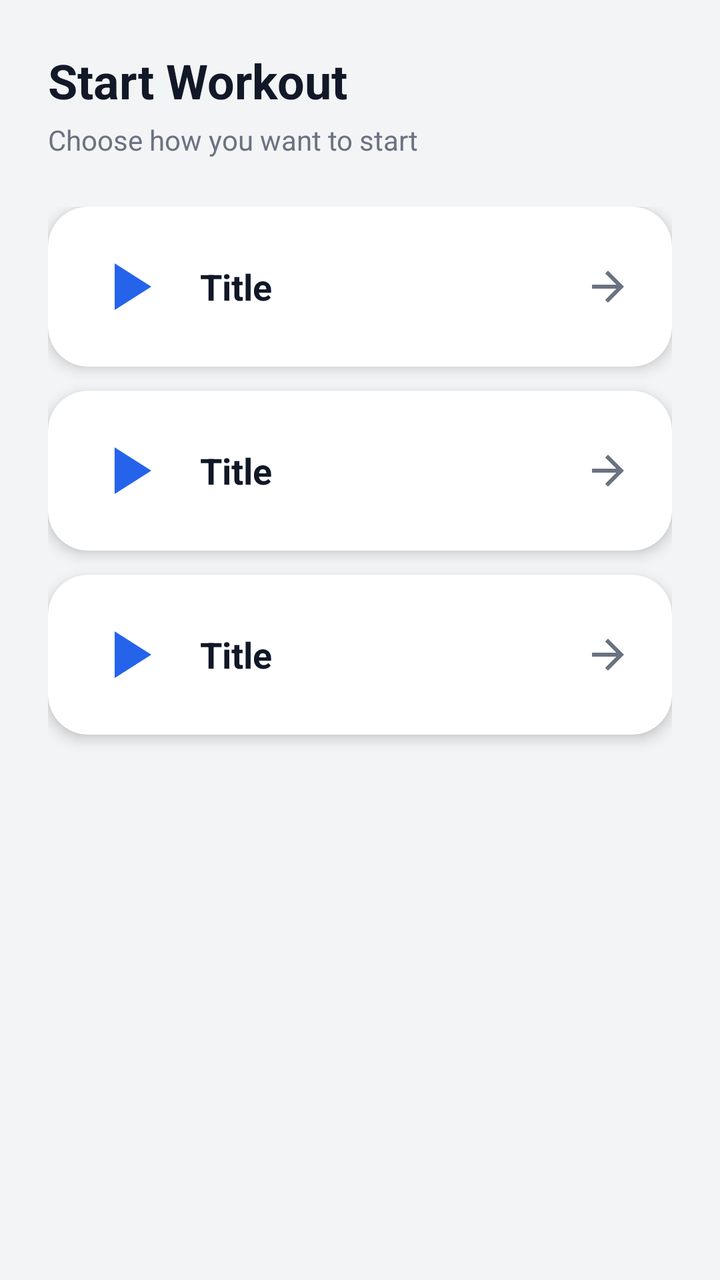
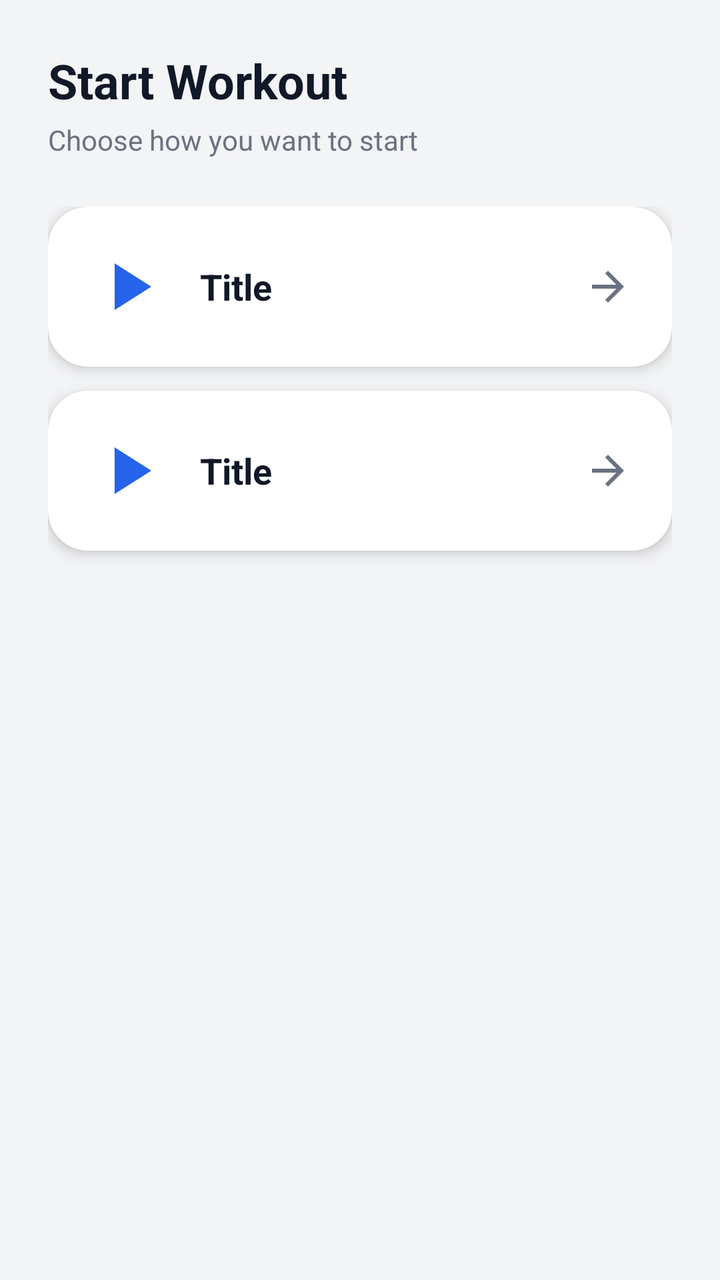

Screens rendered from an Android XML layout before and after an edit, with the pre-edit source and the edit as a unified diff.
<!-- AndroidManifest.xml: application theme Theme.Fitness -->
<!-- res/layout/bottom_sheet_select_workout_mode.xml -->
<?xml version="1.0" encoding="utf-8"?>
<androidx.coordinatorlayout.widget.CoordinatorLayout xmlns:android="http://schemas.android.com/apk/res/android"
    xmlns:app="http://schemas.android.com/apk/res-auto"
    android:layout_width="match_parent"
    android:layout_height="wrap_content"
    android:background="@color/fitness_background">

    <LinearLayout
        android:layout_width="match_parent"
        android:layout_height="wrap_content"
        android:orientation="vertical"
        android:padding="24dp"
        android:fitsSystemWindows="false">

        
        <TextView
            android:id="@+id/text_header_title"
            android:layout_width="wrap_content"
            android:layout_height="wrap_content"
            android:text="Start Workout"
            android:textColor="@color/fitness_text_primary"
            android:textSize="24sp"
            android:textStyle="bold" />

        <TextView
            android:id="@+id/text_header_subtitle"
            android:layout_width="wrap_content"
            android:layout_height="wrap_content"
            android:layout_marginTop="4dp"
            android:layout_marginBottom="24dp"
            android:text="Choose how you want to start"
            android:textColor="@color/fitness_text_secondary"
            android:textSize="14sp" />

        
        <LinearLayout
            android:id="@+id/layout_main_tiles"
            android:layout_width="match_parent"
            android:layout_height="wrap_content"
            android:orientation="vertical">

            
            <include
                android:id="@+id/tile_custom"
                layout="@layout/item_workout_mode_tile" />

            
            <include
                android:id="@+id/tile_plan"
                layout="@layout/item_workout_mode_tile" />

            
            <include
                android:id="@+id/tile_auto"
                layout="@layout/item_workout_mode_tile" />
        </LinearLayout>

        
        <LinearLayout
            android:id="@+id/layout_plan_list"
            android:layout_width="match_parent"
            android:layout_height="wrap_content"
            android:layout_marginTop="16dp"
            android:orientation="vertical"
            android:visibility="gone">

            <TextView
                android:id="@+id/text_plan_list_title"
                android:layout_width="wrap_content"
                android:layout_height="wrap_content"
                android:layout_marginBottom="12dp"
                android:text="Select a Plan"
                android:textColor="@color/fitness_text_primary"
                android:textSize="18sp"
                android:textStyle="bold" />

            <androidx.recyclerview.widget.RecyclerView
                android:id="@+id/recycler_view_plans"
                android:layout_width="match_parent"
                android:layout_height="wrap_content"
                android:nestedScrollingEnabled="false" />

            <TextView
                android:id="@+id/text_empty_plans"
                android:layout_width="wrap_content"
                android:layout_height="wrap_content"
                android:layout_marginTop="16dp"
                android:layout_gravity="center"
                android:text="No plans available. Create one from the Plans screen."
                android:textColor="@color/fitness_text_secondary"
                android:textSize="14sp"
                android:visibility="gone" />
        </LinearLayout>
    </LinearLayout>
</androidx.coordinatorlayout.widget.CoordinatorLayout>
<!-- res/layout/item_workout_mode_tile.xml (included above) -->
<?xml version="1.0" encoding="utf-8"?>
<androidx.cardview.widget.CardView xmlns:android="http://schemas.android.com/apk/res/android"
    xmlns:app="http://schemas.android.com/apk/res-auto"
    android:layout_width="match_parent"
    android:layout_height="wrap_content"
    android:layout_marginBottom="12dp"
    android:clickable="true"
    android:focusable="true"
    android:foreground="?attr/selectableItemBackground"
    app:cardBackgroundColor="@color/fitness_card_background"
    app:cardCornerRadius="20dp"
    app:cardElevation="4dp">

    <LinearLayout
        android:layout_width="match_parent"
        android:layout_height="wrap_content"
        android:orientation="horizontal"
        android:padding="20dp"
        android:gravity="center_vertical">

        <ImageView
            android:id="@+id/icon_tile"
            android:layout_width="40dp"
            android:layout_height="40dp"
            android:layout_marginEnd="16dp"
            app:tint="@color/fitness_primary"
            app:srcCompat="@drawable/ic_play" />

        <LinearLayout
            android:layout_width="0dp"
            android:layout_height="wrap_content"
            android:layout_weight="1"
            android:orientation="vertical">

            <TextView
                android:id="@+id/text_tile_title"
                android:layout_width="wrap_content"
                android:layout_height="wrap_content"
                android:text="Title"
                android:textColor="@color/fitness_text_primary"
                android:textSize="18sp"
                android:textStyle="bold" />

            <TextView
                android:id="@+id/text_tile_subtitle"
                android:layout_width="wrap_content"
                android:layout_height="wrap_content"
                android:layout_marginTop="4dp"
                android:text="Subtitle"
                android:textColor="@color/fitness_text_secondary"
                android:textSize="14sp"
                android:visibility="gone" />
        </LinearLayout>

        <ImageView
            android:layout_width="24dp"
            android:layout_height="24dp"
            android:src="@drawable/ic_arrow_forward_24"
            app:tint="@color/fitness_text_secondary" />
    </LinearLayout>
</androidx.cardview.widget.CardView>
<!-- resources referenced by this layout -->
<resources>
  <color name="fitness_background">#F3F4F6</color>
  <color name="fitness_card_background">#FFFFFF</color>
  <color name="fitness_primary">#2563EB</color>
  <color name="fitness_text_primary">#111827</color>
  <color name="fitness_text_secondary">#6B7280</color>
  <!-- drawable ic_arrow_forward_24 (drawable) -->
  <vector xmlns:android="http://schemas.android.com/apk/res/android"
      android:width="24dp"
      android:height="24dp"
      android:viewportWidth="24.0"
      android:viewportHeight="24.0"
      android:tint="?attr/colorControlNormal">
    <path
        android:fillColor="@android:color/white"
        android:pathData="M12,4l-1.41,1.41L16.17,11H4v2h12.17l-5.58,5.59L12,20l8,-8z"/>
  </vector>
  <!-- drawable ic_play (drawable) -->
  <vector xmlns:android="http://schemas.android.com/apk/res/android"
      android:width="24dp"
      android:height="24dp"
      android:viewportWidth="24.0"
      android:viewportHeight="24.0"
      android:tint="?attr/colorControlNormal">
      <path
          android:fillColor="@android:color/white"
          android:pathData="M8,5v14l11,-7z" />
  </vector>
  <style name="Theme.Fitness" parent="Theme.MaterialComponents.DayNight.NoActionBar">
          
          <item name="colorPrimary">@color/fitness_primary</item>
          <item name="colorPrimaryVariant">@color/fitness_primary_dark</item>
          <item name="colorOnPrimary">@color/white</item>
          
          <item name="colorSecondary">@color/fitness_accent</item>
          <item name="colorSecondaryVariant">@color/fitness_accent</item>
          <item name="colorOnSecondary">@color/white</item>
          
          <item name="android:windowBackground">@color/fitness_background</item>
          <item name="colorSurface">@color/fitness_card_background</item>
          
          <item name="android:textColorPrimary">@color/fitness_text_primary</item>
          <item name="android:textColorSecondary">@color/fitness_text_secondary</item>
          
          <item name="android:statusBarColor">@color/fitness_background</item>
          <item name="android:windowLightStatusBar">true</item>
          
          
          <item name="materialAlertDialogTheme">@style/ThemeOverlay.Fitness.MaterialAlertDialog</item>
      </style>
  <color name="fitness_primary_dark">#1E40AF</color>
  <color name="white">#FFFFFFFF</color>
  <color name="fitness_accent">#F59E0B</color>
  <!-- drawable bg_dialog_rounded (drawable) -->
  <?xml version="1.0" encoding="utf-8"?>
  <shape xmlns:android="http://schemas.android.com/apk/res/android"
      android:shape="rectangle">
      <solid android:color="@color/fitness_card_background" />
      <corners android:radius="24dp" />
  </shape>
  <style name="MaterialAlertDialog.Fitness.Title" parent="MaterialAlertDialog.MaterialComponents.Title.Text">
          <item name="android:textColor">@color/fitness_text_primary</item>
          <item name="android:textSize">20sp</item>
          <item name="android:textStyle">bold</item>
      </style>
  <style name="MaterialAlertDialog.Fitness.Body" parent="MaterialAlertDialog.MaterialComponents.Body.Text">
          <item name="android:textColor">@color/fitness_text_primary</item>
          <item name="android:textSize">15sp</item>
      </style>
  <style name="MaterialAlertDialog.Fitness.Button" parent="Widget.MaterialComponents.Button.TextButton.Dialog">
          <item name="android:textColor">@color/fitness_primary</item>
          <item name="android:textSize">15sp</item>
          <item name="android:textStyle">bold</item>
      </style>
  <!-- unchanged entries left out for length: 1 -->
</resources>

<!-- the commit's change to res/layout/bottom_sheet_select_workout_mode.xml (unified diff, before → after) -->
@@ -47,11 +47,6 @@
             
             <include
                 android:id="@+id/tile_plan"
-                layout="@layout/item_workout_mode_tile" />
-
-            
-            <include
-                android:id="@+id/tile_auto"
                 layout="@layout/item_workout_mode_tile" />
         </LinearLayout>
 
<!-- resource entries referenced after the edit -->
@@ -43,8 +43,13 @@
           <item name="android:textColorPrimary">@color/fitness_text_primary</item>
           <item name="android:textColorSecondary">@color/fitness_text_secondary</item>
           
-          <item name="android:statusBarColor">@color/fitness_background</item>
+          <item name="android:statusBarColor">@android:color/transparent</item>
           <item name="android:windowLightStatusBar">true</item>
+          
+          
+          <item name="android:navigationBarColor">@android:color/transparent</item>
+          <item name="android:windowLightNavigationBar" tools:targetApi="o_mr1">true</item>
+          <item name="android:windowDrawsSystemBarBackgrounds">true</item>
           
           
           <item name="materialAlertDialogTheme">@style/ThemeOverlay.Fitness.MaterialAlertDialog</item>
